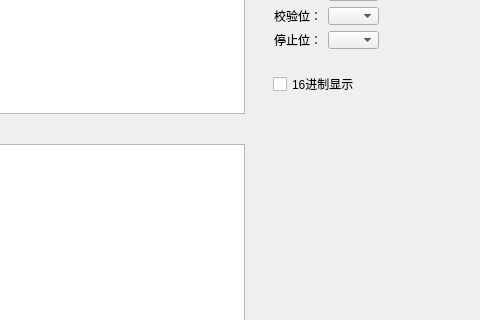
The window that mainwindow.ui (Mintin/QtSerial) describes before a commit, drawn with Qt 5; both pictures show x 137 to 617 and y 143 to 463 of the 617 by 549 pixel window.
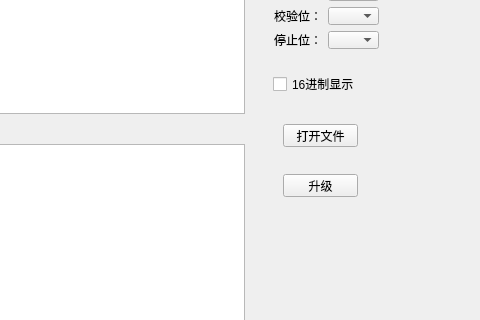
The same window after the commit.

Diff of the .ui file:
```diff
--- a/mainwindow.ui
+++ b/mainwindow.ui
@@ -199,6 +199,32 @@
      <string>16进制显示</string>
     </property>
    </widget>
+   <widget class="QPushButton" name="openFill">
+    <property name="geometry">
+     <rect>
+      <x>420</x>
+      <y>250</y>
+      <width>75</width>
+      <height>23</height>
+     </rect>
+    </property>
+    <property name="text">
+     <string>打开文件</string>
+    </property>
+   </widget>
+   <widget class="QPushButton" name="updata">
+    <property name="geometry">
+     <rect>
+      <x>420</x>
+      <y>300</y>
+      <width>75</width>
+      <height>23</height>
+     </rect>
+    </property>
+    <property name="text">
+     <string>升级</string>
+    </property>
+   </widget>
   </widget>
   <widget class="QMenuBar" name="menuBar">
    <property name="geometry">
```
